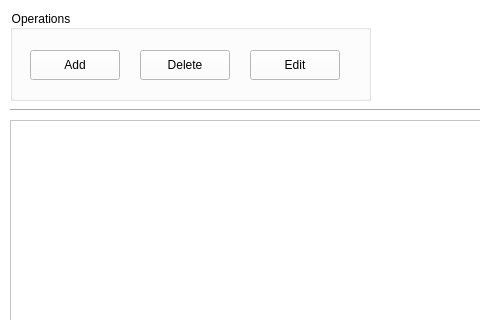
First picture: the form in Widget/ExpenseWidget.ui, repository wslowinski/QtFinance, before the edit; both pictures show x 0 to 480 and y 0 to 320 of the 891 by 491 pixel window.
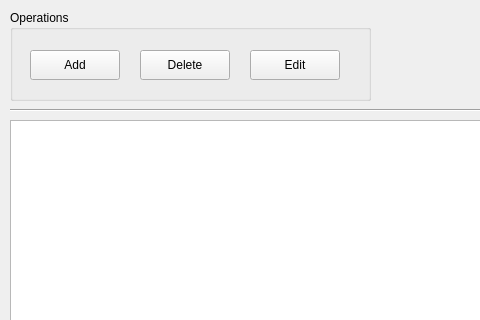
Second picture: the form after the edit. Icons and pictures are not drawn.

Commit message: Add header data + add table view design

```diff
--- a/Widget/ExpenseWidget.ui
+++ b/Widget/ExpenseWidget.ui
@@ -14,7 +14,7 @@
    <string>Form</string>
   </property>
   <property name="styleSheet">
-   <string notr="true">background-color: rgb(255, 255, 255);</string>
+   <string notr="true"/>
   </property>
   <widget class="QGroupBox" name="gbExpensesOperations">
    <property name="enabled">
```
Left out of the diff: 7 changed lines with no effect on the pictures. The commit also changes 5 other files.
